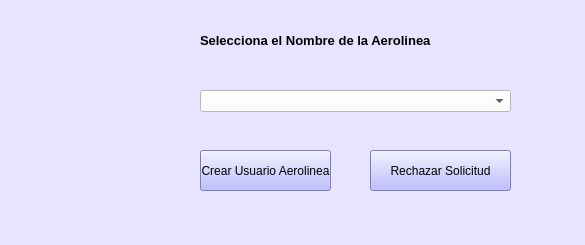
This is Interfaces Aeropuerto/solicitudesRegistroAerolinea.ui in vanesagustin98/Aerocamp as Qt 5 draws it before an edit. The edited form follows.
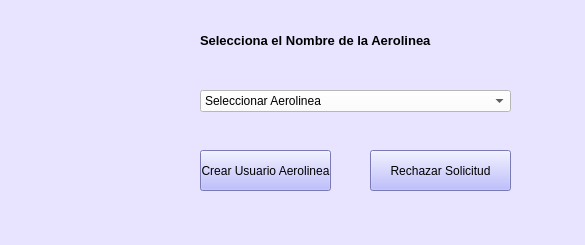
This is the edited form. Icons and pictures are not drawn.

```diff
--- a/Interfaces Aeropuerto/solicitudesRegistroAerolinea.ui
+++ b/Interfaces Aeropuerto/solicitudesRegistroAerolinea.ui
@@ -41,6 +41,11 @@
    <property name="styleSheet">
     <string notr="true">background-color: rgb(255, 255, 255);</string>
    </property>
+   <item>
+    <property name="text">
+     <string>Seleccionar Aerolinea</string>
+    </property>
+   </item>
   </widget>
   <widget class="QPushButton" name="pushButton">
    <property name="geometry">
```
